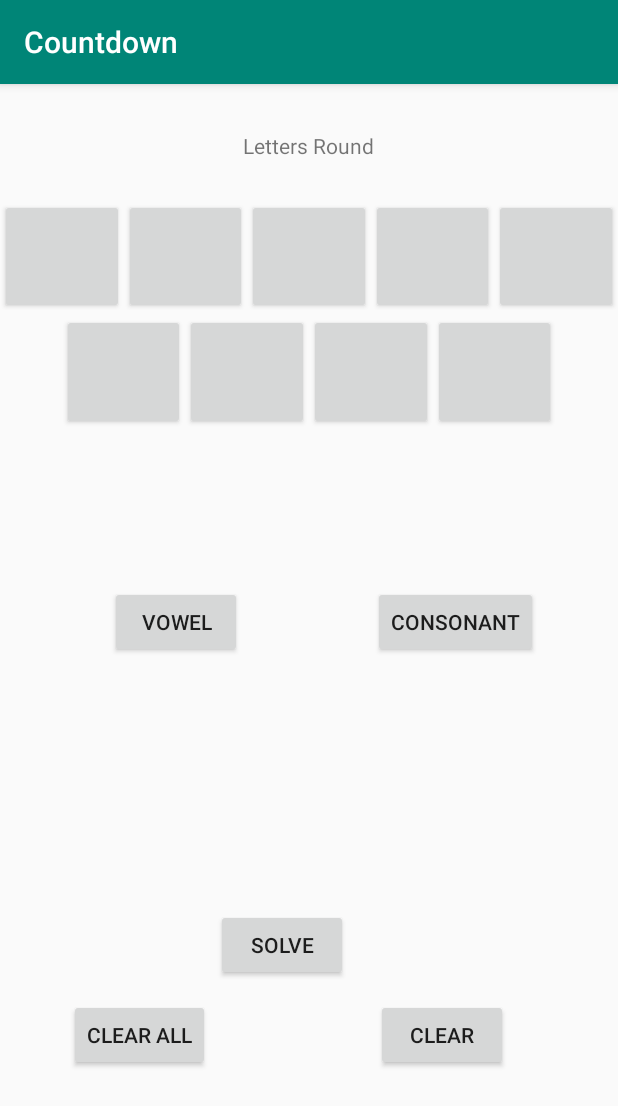
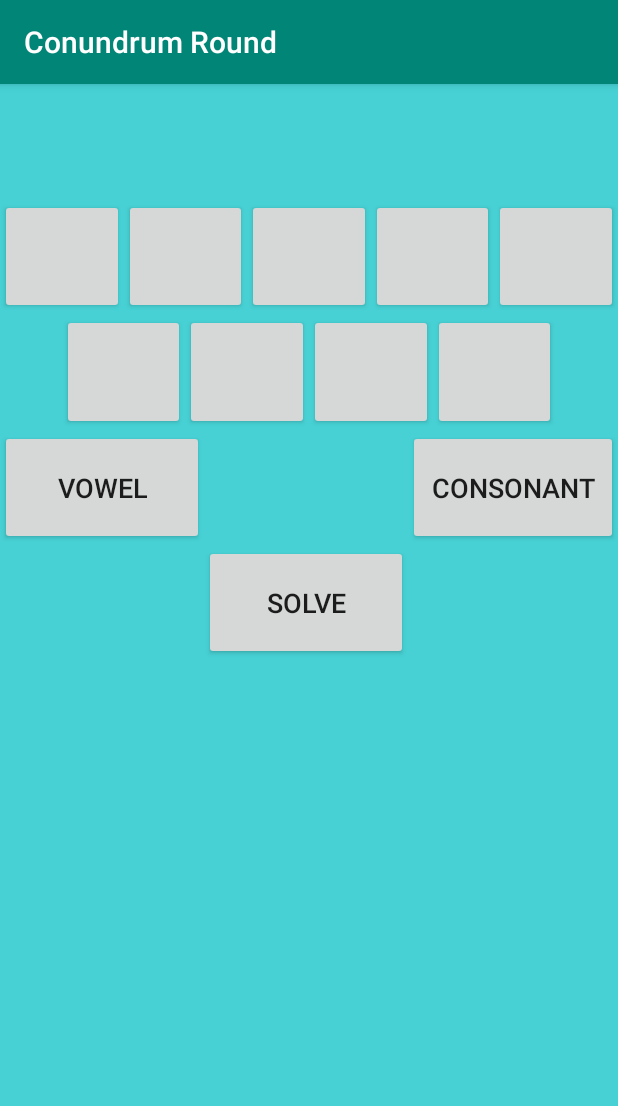
Before and after one commit to bkiraga/Countdown-for-Android, an Android app: the LettersRdActivity screen opened directly, with no data from a screen before it, on a phone screen of 412 x 824 dp. Shown: the top 1106 px of the screen. Run offline under Robolectric (Android 15) with nearby library versions, the phone set to English and light mode, and no system bars; network calls fail; 1 statement that could not run was skipped.

Commit message:
UI improvements

```diff
--- a/code/Countdown/app/src/main/java/project/thirdYear/countdown/LettersRdActivity.kt
+++ b/code/Countdown/app/src/main/java/project/thirdYear/countdown/LettersRdActivity.kt
@@ -35,6 +35,10 @@ class LettersRdActivity : AppCompatActivity() {
     override fun onCreate(savedInstanceState: Bundle?) {
         super.onCreate(savedInstanceState)
         setContentView(R.layout.activity_letters_rd)
+        if (intent.getStringExtra("flag") == "letters") {
+            setTitle("Letters Round")
+        }
+        else setTitle("Conundrum Round")
         setUp()
         CoroutineScope(Dispatchers.Main).launch {
             checkUserWord(usedTiles, allTiles)
@@ -73,6 +77,11 @@ class LettersRdActivity : AppCompatActivity() {
         val lt8: TextView = findViewById(R.id.lt8)
         val lt9: TextView = findViewById(R.id.lt9)
         val clearLtTile : TextView = findViewById(R.id.clearLtTile)
+        val clearAllLtButton : TextView = findViewById(R.id.clearAllLtButton)
+        clearLtTile.setVisibility(View.INVISIBLE)
+        clearLtTile.setEnabled(false)
+        clearAllLtButton.setVisibility(View.INVISIBLE)
+        clearAllLtButton.setEnabled(false)
 
         var vowels = arrayListOf<String>("A", "E", "I", "O", "U")
         var consonants = arrayListOf<String>("B","C","D","F","G","H","J","K","L","M","N","P","Q","R","S","T","V","W","X","Y","Z")
@@ -99,6 +108,13 @@ class LettersRdActivity : AppCompatActivity() {
                 var ltF = assign(counter)
                 ltF.text = vowel.toString()
                 counter += 1
+                if (counter == 9){
+                    vowelButton.setVisibility(View.INVISIBLE)
+                    consonantButton.setVisibility(View.INVISIBLE)
+                    vowelButton.setEnabled(false)
+                    consonantButton.setEnabled(false)
+
+                }
             }
         }
         consonantButton.setOnClickListener {
@@ -108,6 +124,12 @@ class LettersRdActivity : AppCompatActivity() {
                 var ltF = assign(counter)
                 ltF.text = consonant.toString()
                 counter += 1
+                if (counter == 9){
+                    vowelButton.setVisibility(View.INVISIBLE)
+                    consonantButton.setVisibility(View.INVISIBLE)
+                    vowelButton.setEnabled(false)
+                    consonantButton.setEnabled(false)
+                }
             }
         }
 
@@ -226,8 +248,13 @@ class LettersRdActivity : AppCompatActivity() {
             event?.let{
                 when (event.action){
                     DragEvent.ACTION_DRAG_STARTED -> {
+                        view.setBackgroundColor(Color.parseColor("#add8e6"))
                     }
                     DragEvent.ACTION_DROP -> {
+                        clearLtTile.setVisibility(View.VISIBLE)
+                        clearLtTile.setEnabled(true)
+                        clearAllLtButton.setVisibility(View.VISIBLE)
+                        clearAllLtButton.setEnabled(true)
                         var targetTile = assignTargetLtTile(dragCount)
                         targetTile.text = dragView.getText()
                         targetTile.setVisibility(View.VISIBLE)
@@ -239,13 +266,13 @@ class LettersRdActivity : AppCompatActivity() {
                         view.setBackgroundColor(Color.parseColor("#FFFFFF"))
                     }
                     DragEvent.ACTION_DRAG_ENTERED -> {
-                        view.setBackgroundColor(Color.parseColor("#FED88F"))
+                        view.setBackgroundColor(Color.parseColor("#e0ffff"))
                     }
                     DragEvent.ACTION_DRAG_EXITED -> {
-
+                        view.setBackgroundColor(Color.parseColor("#add8e6"))
                     }
                     DragEvent.ACTION_DRAG_ENDED -> {
-
+                        view.setBackgroundColor(Color.parseColor("#47D1D4"))
                     }
                     else -> {}
 
--- a/code/Countdown/app/src/main/java/project/thirdYear/countdown/NumbersRdActivity.kt
+++ b/code/Countdown/app/src/main/java/project/thirdYear/countdown/NumbersRdActivity.kt
@@ -387,7 +387,7 @@ class NumbersRdActivity : AppCompatActivity() {
                             dragOperatorCount += 1
                         }
                         else {
-                            if ((assignTargetNumTile(dragCount) in number2Tiles) && (lastUsedOperator.getText() == "")){
+                            if ((assignTargetNumTile(dragCount) in number2Tiles) && (lastUsedOperator.getText() != "")){
                                 Toast.makeText(this, "Invalid Operation", Toast.LENGTH_SHORT).show()
                             }
                             else {
--- a/code/Countdown/app/src/main/res/layout/activity_letters_rd.xml
+++ b/code/Countdown/app/src/main/res/layout/activity_letters_rd.xml
@@ -4,43 +4,30 @@
     xmlns:tools="http://schemas.android.com/tools"
     android:layout_width="match_parent"
     android:layout_height="match_parent"
+    android:background="#47D1D4"
     tools:context=".LettersRdActivity">
 
     <Button
         android:id="@+id/vowelButton"
-        android:layout_width="wrap_content"
-        android:layout_height="wrap_content"
+        android:layout_width="0dp"
+        android:layout_height="0dp"
         android:text="@string/vowelButton"
-        app:layout_constraintBottom_toBottomOf="parent"
-        app:layout_constraintEnd_toEndOf="parent"
-        app:layout_constraintHorizontal_bias="0.226"
+        android:textSize="18sp"
+        app:layout_constraintBottom_toTopOf="@+id/guideline80"
+        app:layout_constraintEnd_toStartOf="@+id/guideline81"
         app:layout_constraintStart_toStartOf="parent"
-        app:layout_constraintTop_toTopOf="parent"
-        app:layout_constraintVertical_bias="0.465" />
+        app:layout_constraintTop_toTopOf="@+id/guideline18" />
 
     <Button
         android:id="@+id/consonantButton"
-        android:layout_width="wrap_content"
-        android:layout_height="wrap_content"
+        android:layout_width="0dp"
+        android:layout_height="0dp"
         android:text="@string/consonantButton"
-        app:layout_constraintBottom_toBottomOf="parent"
+        android:textSize="18sp"
+        app:layout_constraintBottom_toTopOf="@+id/guideline80"
         app:layout_constraintEnd_toEndOf="parent"
-        app:layout_constraintHorizontal_bias="0.824"
-        app:layout_constraintStart_toStartOf="parent"
-        app:layout_constraintTop_toTopOf="parent"
-        app:layout_constraintVertical_bias="0.465" />
-
-    <TextView
-        android:id="@+id/textView"
-        android:layout_width="wrap_content"
-        android:layout_height="wrap_content"
-        android:text="Letters Round"
-        app:layout_constraintBottom_toBottomOf="parent"
-        app:layout_constraintEnd_toEndOf="parent"
-        app:layout_constraintHorizontal_bias="0.498"
-        app:layout_constraintStart_toStartOf="parent"
-        app:layout_constraintTop_toTopOf="parent"
-        app:layout_constraintVertical_bias="0.042" />
+        app:layout_constraintStart_toStartOf="@+id/guideline82"
+        app:layout_constraintTop_toTopOf="@+id/guideline18" />
 
     <androidx.constraintlayout.widget.Guideline
         android:id="@+id/guideline16"
@@ -411,35 +398,56 @@
 
     <Button
         android:id="@+id/clearAllLtButton"
-        android:layout_width="wrap_content"
-        android:layout_height="wrap_content"
+        android:layout_width="0dp"
+        android:layout_height="0dp"
         android:text="@string/clearAllLtButton"
-        app:layout_constraintBottom_toBottomOf="parent"
-        app:layout_constraintEnd_toStartOf="@+id/guideline37"
-        app:layout_constraintStart_toStartOf="@+id/guideline24"
-        app:layout_constraintTop_toTopOf="@+id/guideline19" />
+        android:textSize="18sp"
+        app:layout_constraintBottom_toTopOf="@+id/guideline30"
+        app:layout_constraintEnd_toStartOf="@+id/guideline81"
+        app:layout_constraintStart_toStartOf="parent"
+        app:layout_constraintTop_toBottomOf="@+id/vowelButton" />
 
     <Button
         android:id="@+id/clearLtTile"
-        android:layout_width="wrap_content"
-        android:layout_height="wrap_content"
+        android:layout_width="0dp"
+        android:layout_height="0dp"
         android:text="@string/clearLtTile"
-        app:layout_constraintBottom_toBottomOf="parent"
+        android:textSize="18sp"
+        app:layout_constraintBottom_toTopOf="@+id/guideline30"
         app:layout_constraintEnd_toEndOf="parent"
-        app:layout_constraintHorizontal_bias="0.773"
-        app:layout_constraintStart_toStartOf="parent"
-        app:layout_constraintTop_toTopOf="@+id/guideline19" />
+        app:layout_constraintStart_toStartOf="@+id/guideline82"
+        app:layout_constraintTop_toBottomOf="@+id/consonantButton" />
 
     <Button
         android:id="@+id/solveLts"
+        android:layout_width="0dp"
+        android:layout_height="0dp"
+        android:text="@string/solveLts"
+        android:textSize="18sp"
+        app:layout_constraintBottom_toTopOf="@+id/guideline30"
+        app:layout_constraintEnd_toStartOf="@+id/guideline82"
+        app:layout_constraintStart_toStartOf="@+id/guideline81"
+        app:layout_constraintTop_toTopOf="@+id/guideline80" />
+
+    <androidx.constraintlayout.widget.Guideline
+        android:id="@+id/guideline80"
         android:layout_width="wrap_content"
         android:layout_height="wrap_content"
-        android:text="@string/solveLts"
-        app:layout_constraintBottom_toBottomOf="parent"
-        app:layout_constraintEnd_toEndOf="parent"
-        app:layout_constraintHorizontal_bias="0.445"
-        app:layout_constraintStart_toStartOf="parent"
-        app:layout_constraintTop_toTopOf="@+id/guideline19"
-        app:layout_constraintVertical_bias="0.23" />
+        android:orientation="horizontal"
+        app:layout_constraintGuide_percent="0.4" />
+
+    <androidx.constraintlayout.widget.Guideline
+        android:id="@+id/guideline81"
+        android:layout_width="wrap_content"
+        android:layout_height="wrap_content"
+        android:orientation="vertical"
+        app:layout_constraintGuide_percent="0.33" />
+
+    <androidx.constraintlayout.widget.Guideline
+        android:id="@+id/guideline82"
+        android:layout_width="wrap_content"
+        android:layout_height="wrap_content"
+        android:orientation="vertical"
+        app:layout_constraintGuide_percent="0.66" />
 
 </androidx.constraintlayout.widget.ConstraintLayout>
```
